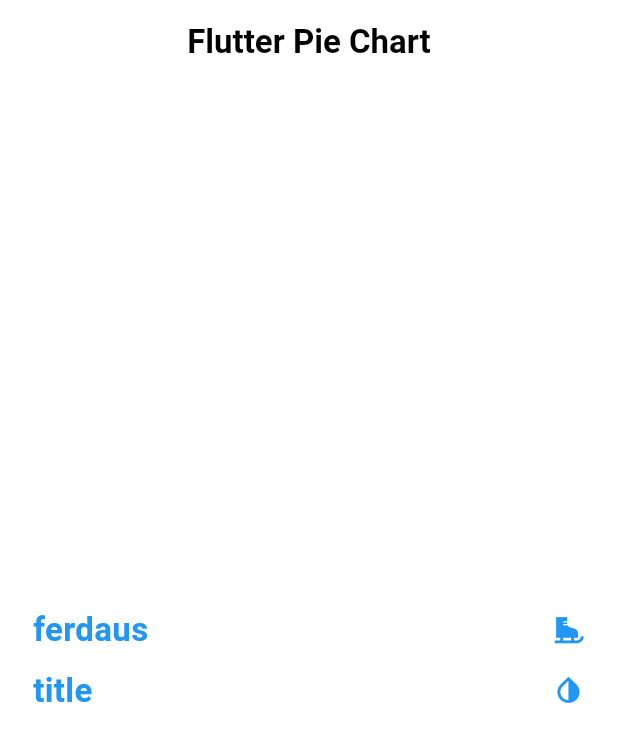
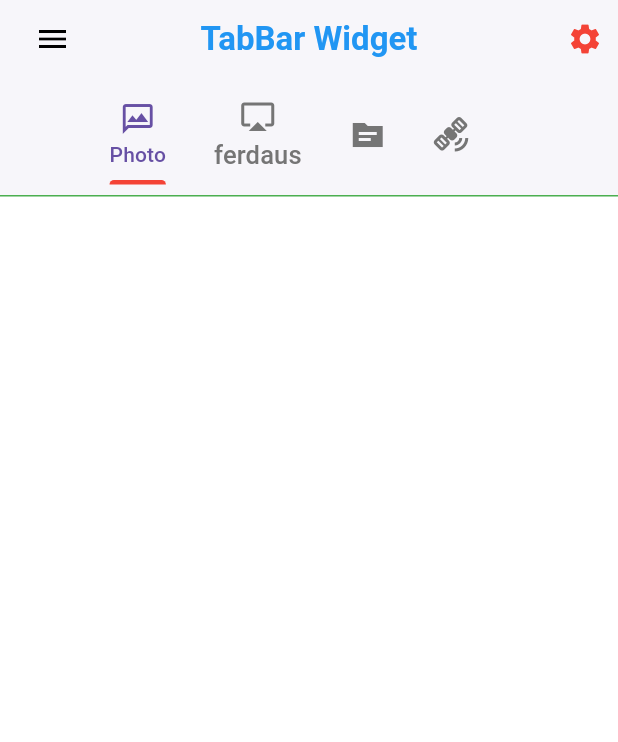
Before and after one commit to Ferdaus0001/Flutter_PIChat, a Flutter app: the screen it shows after launch, on a phone screen of 412 x 824 dp. Shown: the top 742 px of the screen. Run offline on Flutter 3.47's test engine with Material 3 defaults, Android fonts, the phone set to English and light mode, and no system bars.

Commit message:
tabBar widget

```diff
--- a/lib/features/home/presentation/pi_chat_home_screen.dart
+++ b/lib/features/home/presentation/pi_chat_home_screen.dart
@@ -1,6 +1,4 @@
-import 'package:fl_chart/fl_chart.dart';
 import 'package:flutter/material.dart';
-import 'package:flutter_pi_chat/name.dart';
 
 class PiChatHomeScreen extends StatefulWidget {
   const PiChatHomeScreen({super.key});
@@ -30,28 +28,41 @@ class _PiChatHomeScreenState extends State<PiChatHomeScreen> {
       body: Padding(
         padding: const EdgeInsets.symmetric(horizontal: 22, vertical: 22),
         child: Column(
-          mainAxisAlignment: MainAxisAlignment.center,
-          crossAxisAlignment: CrossAxisAlignment.center,
-          children: [
-
-            CustomRow('ferdaus',Icons.ice_skating),
-            SizedBox(height: 10,),
-            CustomRow('title',Icons.invert_colors_on),
-
-
+          children: const [
+            Expanded(
+              child: Count(), // ✅ Custom ListView.builder Widget
+            ),
           ],
         ),
       ),
     );
   }
+}
 
-  Row CustomRow(String title, IconData icon) {
-    return Row(
-      mainAxisAlignment: MainAxisAlignment.spaceBetween,
-            children: [
-              Text(title,style: TextStyle(fontWeight: FontWeight.bold,fontSize: 22,color: Colors.blue),),
-              Icon(icon,color: Colors.blue,size: 22,)
-            ],
-          );
+class Count extends StatelessWidget {
+  const Count({super.key});
+
+  final List<String> dataList = const [
+    "Item 1",
+    "Item 2",
+    "Item 3",
+    "Item 4",
+    "Item 5"
+  ]; // ✅ লিস্ট ডাটা
+
+  @override
+  Widget build(BuildContext context) {
+    return ListView.builder(
+      itemCount: dataList.length,
+      scrollDirection: Axis.vertical,
+      itemBuilder: (BuildContext context, int index) {
+        return ListTile(
+          leading: const CircleAvatar(),
+          title: Text(dataList[index]),
+          subtitle: const Text('ferdaus'),
+          trailing: const CircleAvatar(),
+        );
+      },
+    );
   }
 }
--- /dev/null
+++ b/lib/features/tap_bar_widget/presentation/tap_bar_screen.dart
@@ -0,0 +1,77 @@
+import 'package:flutter/material.dart';
+class TapBarScreen extends StatefulWidget {
+  const TapBarScreen({super.key});
+
+  @override
+  State<TapBarScreen> createState() => _TapBarScreenState();
+}
+
+class _TapBarScreenState extends State<TapBarScreen> {
+  @override
+  Widget build(BuildContext context) {
+    int seleattab = 0;
+    return  DefaultTabController(
+      length: 4,
+      animationDuration: Duration(seconds: 1),
+
+      child: Scaffold(
+        appBar: AppBar(
+          backgroundColor: Colors.white,
+          title: Text('TabBar Widget',style: TextStyle(fontSize: 22,fontWeight: FontWeight.bold,color: Colors.blue),),
+          centerTitle: true,
+          leading: Icon(Icons.menu),
+          clipBehavior: Clip.none,
+          scrolledUnderElevation: 0,
+          foregroundColor: Colors.blue,
+          actions: [Icon(Icons.settings),SizedBox(width: 10,)],
+          elevation: 1,
+          automaticallyImplyLeading: false,
+          actionsIconTheme: IconThemeData(color: Colors.red,fill: 1.0,applyTextScaling: true,grade: 1.0, ),
+        iconTheme: IconThemeData(color: Colors.black),
+          leadingWidth: 70,
+          bottom:TabBar(
+            isScrollable: true,
+            padding: EdgeInsets.symmetric(horizontal: 5,vertical: 2),
+              unselectedLabelColor: Colors.grey.shade600,
+              indicatorColor: Colors.red,
+              indicatorWeight: 3,
+             indicatorSize: TabBarIndicatorSize.label,
+              onTap: (index){
+              setState(() {
+                seleattab = index;
+              });
+              },
+              // overlayColor: Materc,
+              // // isScrollable: true,
+              splashBorderRadius: BorderRadius.all(Radius.circular(51)),
+              // indicator: BoxDecoration(color: Colors.green,image:DecorationImage(image: NetworkImage('https://th.bing.com/th/id/R.f21269dc811b11badba1a79efd53e95e?rik=s009ar1HruYddA&pid=ImgRaw&r=0'),fit: BoxFit.cover),borderRadius: BorderRadius.circular(33),border: Border.all(color: Colors.red,width: 1)),
+              dividerHeight: 1,
+
+              dividerColor: Colors.green,
+              unselectedLabelStyle: TextStyle(color: Colors.red,fontSize: 17,),
+              indicatorPadding: EdgeInsets.symmetric(vertical: 6),
+              enableFeedback: false,
+          automaticIndicatorColorAdjustment: true,
+
+
+              tabs:  [
+                Tab(icon: Icon(Icons.mms_outlined),text: 'Photo',),
+                Tab(icon: Icon(Icons.airplay_outlined),text: 'ferdaus',),
+                Tab(icon: Icon(Icons.source_sharp),),
+                Tab(icon: Icon(Icons.satellite_alt),),
+
+
+              ]),
+        ),
+        backgroundColor: Colors.white,
+        body: Padding(padding: EdgeInsets.symmetric(vertical: 22,horizontal: 22,),
+          child: Column(
+            children: [
+
+            ],
+          ),
+        ),
+      ),
+    );
+  }
+}
--- a/lib/main.dart
+++ b/lib/main.dart
@@ -1,6 +1,7 @@
 import 'package:flutter/material.dart';
 
 import 'features/home/presentation/pi_chat_home_screen.dart';
+import 'features/tap_bar_widget/presentation/tap_bar_screen.dart';
 
 void main() {
   runApp(const MyApp());
@@ -15,7 +16,7 @@ class MyApp extends StatelessWidget {
     return MaterialApp(
       debugShowCheckedModeBanner: false,
       title: 'Flutter Demo',
-      home:   PiChatHomeScreen(),
+      home:   TapBarScreen(),
     );
   }
 }
--- a/pubspec.yaml
+++ b/pubspec.yaml
@@ -36,6 +36,7 @@ dependencies:
   cupertino_icons: ^1.0.8
   fl_chart: ^0.70.2
   body_part_selector: ^0.2.0
+#  dynamic_multi_step_form: ^1.1.5
 
 dev_dependencies:
   flutter_test:
@@ -60,8 +61,8 @@ flutter:
   uses-material-design: true
 
   # To add assets to your application, add an assets section, like this:
-  # assets:
-  #   - images/a_dot_burr.jpeg
+  assets:
+     - assets/
   #   - images/a_dot_ham.jpeg
 
   # An image asset can refer to one or more resolution-specific "variants", see
```
Also changed, not shown: lib/features/customButton/presentations/customButton.dart (added, +16 -0 lines), assets/icons/Button.png (added).
